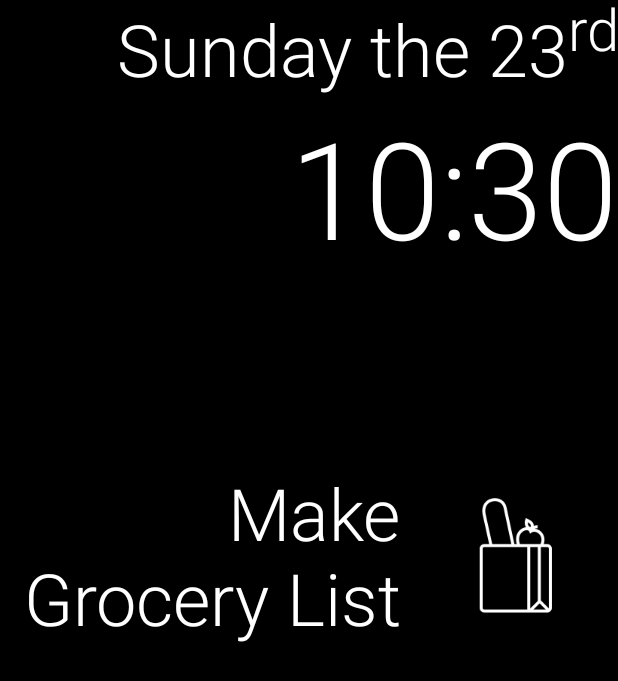
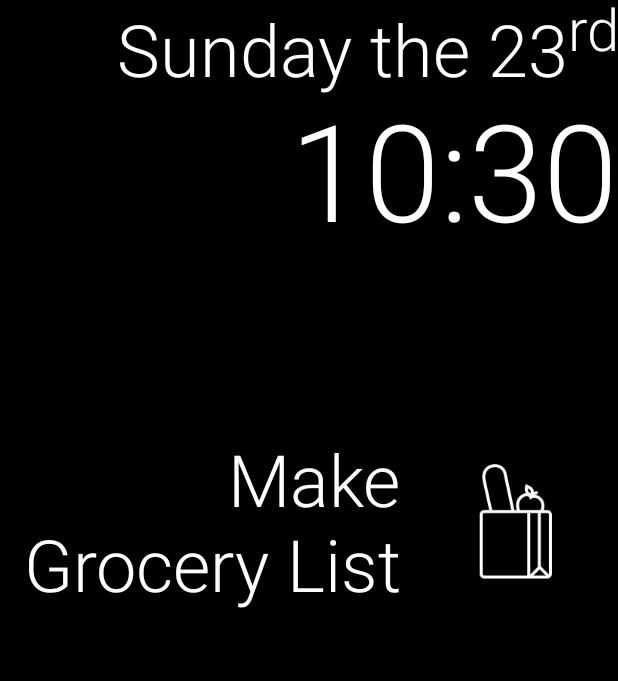
Before and after one commit to HannahMitt/HomeMirror, an Android app: the screen it shows after launch (MirrorActivity), on a phone screen of 412 x 824 dp. Shown: the top 681 px of the screen. Run offline under Robolectric (Android 15) with nearby library versions, the phone set to English and light mode, and no system bars; our stand-ins replace Picasso; pictures from the network do not load; 7 statements that could not run were skipped.

Commit message:
Slight linespacing fix

```diff
--- a/app/src/main/res/layout/activity_main.xml
+++ b/app/src/main/res/layout/activity_main.xml
@@ -26,12 +26,15 @@
         style="@style/MirrorText"
         android:layout_width="wrap_content"
         android:layout_height="wrap_content"
+        android:padding="0dp"
+        android:includeFontPadding="false"
         android:format12Hour="h:mm"
         android:textSize="90sp" />
 
     <TextView
         android:id="@+id/weather_summary"
         style="@style/MirrorText"
+        android:includeFontPadding="false"
         android:layout_width="match_parent"
         android:layout_height="wrap_content"
         tools:text="Partly Cloudy" />
--- a/app/src/main/res/values/styles.xml
+++ b/app/src/main/res/values/styles.xml
@@ -11,7 +11,6 @@
         <item name="android:fontFamily">sans-serif-light</item>
     </style>
 
-
     <style name="MirrorText">
         <item name="android:fontFamily">sans-serif-light</item>
         <item name="android:gravity">right|center_vertical</item>
```
